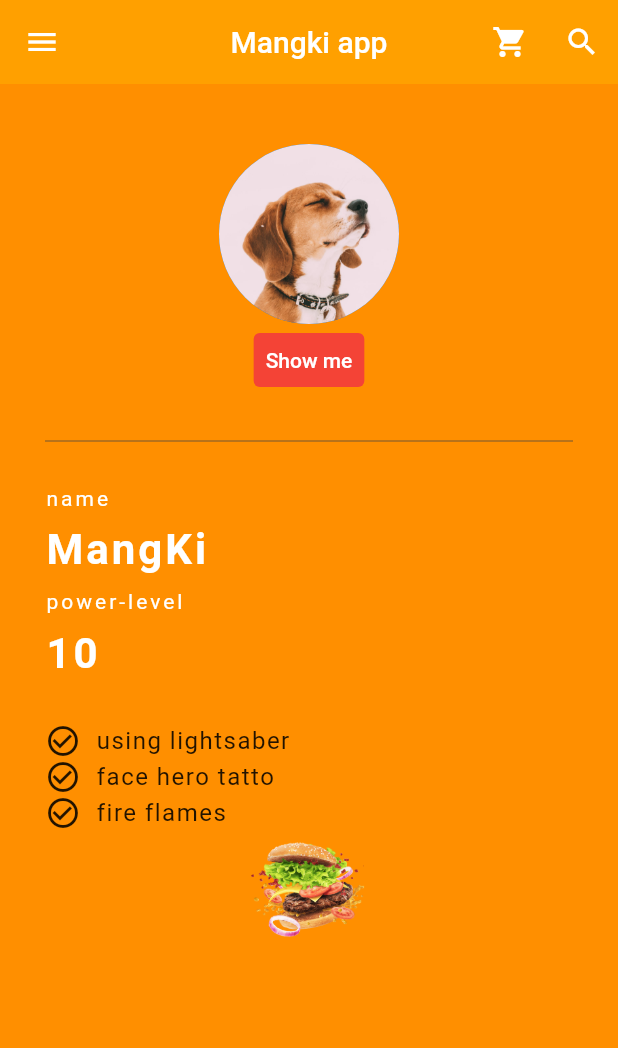
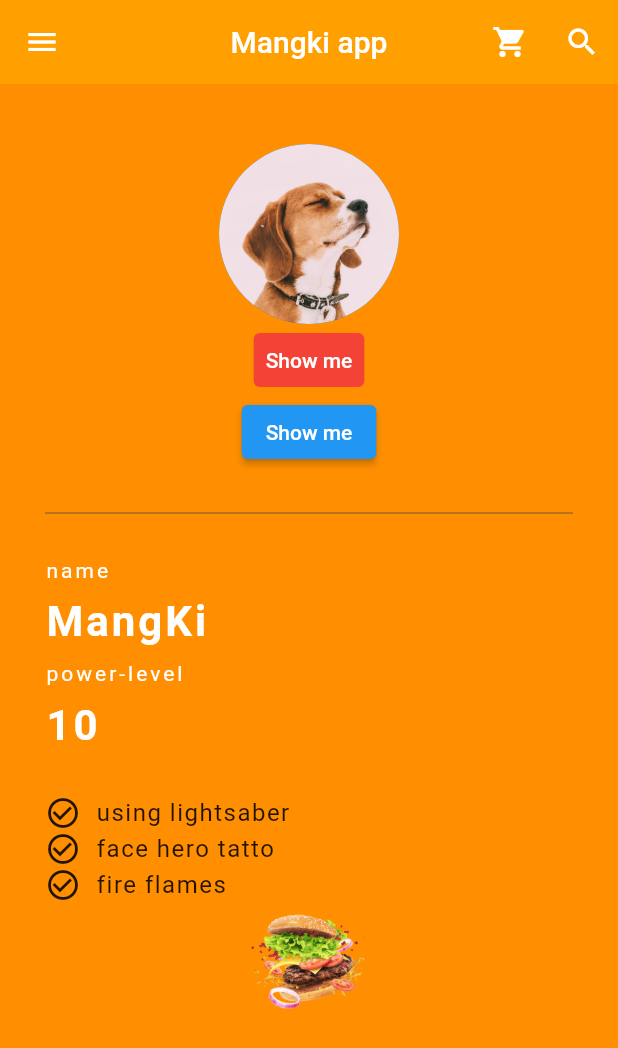
Before and after one commit to qkrtnfks128/flutter, a Flutter app: the screen it shows after launch, on a phone screen of 412 x 824 dp. Shown: the top 1048 px of the screen. Run offline on Flutter 3.47's test engine with Material 2 defaults, Android fonts, the phone set to English and light mode, and no system bars.

Commit message:
v.1.7 - ElevatedButton+SnackBar 따로 빼기

```diff
--- a/lib/main.dart
+++ b/lib/main.dart
@@ -130,6 +130,8 @@ class MyHomePage extends StatelessWidget {
                     },
                   )
                 ),
+                MySnackBar(//따로뺀 버튼,스낵바 만들기
+                ),
                 Divider(
                   height: 60,
                   color: Colors.grey[800],
@@ -212,3 +214,22 @@ class MyHomePage extends StatelessWidget {
         ));
   }
 }
+//따로 뺀 버튼
+class MySnackBar extends StatelessWidget {
+  const MySnackBar({Key? key}) : super(key: key);
+
+  @override
+  Widget build(BuildContext context) {
+    return Center(
+      child:ElevatedButton(
+
+        child: Text('Show me'),
+        onPressed: (){
+          ScaffoldMessenger.of(context).showSnackBar(
+              SnackBar(content:Text('안녕안녕 나는 스낵바'))
+          );
+        },
+      ) ,
+    );
+  }
+}
```
Also changed, not shown: 1 other file.
